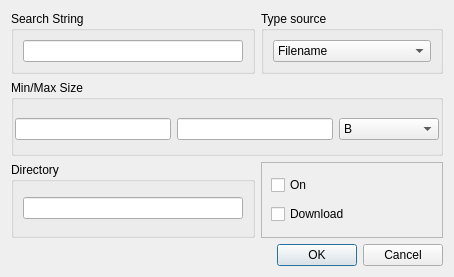
The window that eiskaltdcpp-qt/ui/UIADLSearchEditor.ui (eiskaltdcpp/eiskaltdcpp) describes before a commit, drawn with Qt 5.
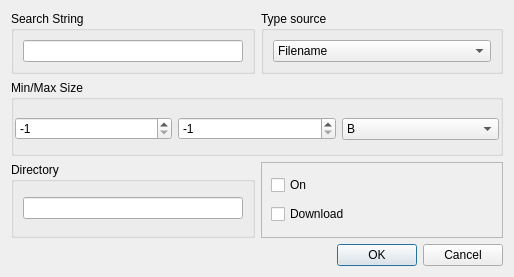
The same window after the commit. Custom widgets are drawn as their Qt base class.

The edit to the form file:
```diff
--- a/eiskaltdcpp-qt/ui/UIADLSearchEditor.ui
+++ b/eiskaltdcpp-qt/ui/UIADLSearchEditor.ui
@@ -33,17 +33,29 @@
        <number>1</number>
       </property>
       <item>
-       <widget class="LineEdit" name="lineEdit_MINSIZE">
-        <property name="toolTip">
-         <string>IP address or DNS name of hub.</string>
+       <widget class="QSpinBox" name="spinBox_MINSIZE">
+        <property name="minimum">
+         <number>-1</number>
         </property>
+        <property name="maximum">
+         <number>99999999</number>
+        </property>
+        <property name="value">
+         <number>-1</number>
+        </property>
        </widget>
       </item>
       <item>
-       <widget class="LineEdit" name="lineEdit_MAXSIZE">
-        <property name="toolTip">
-         <string>This description will show in the user list.</string>
+       <widget class="QSpinBox" name="spinBox_MAXSIZE">
+        <property name="minimum">
+         <number>-1</number>
         </property>
+        <property name="maximum">
+         <number>99999999</number>
+        </property>
+        <property name="value">
+         <number>-1</number>
+        </property>
        </widget>
       </item>
       <item>
```
Left out of the diff: 2 changed lines with no effect on the pictures.
